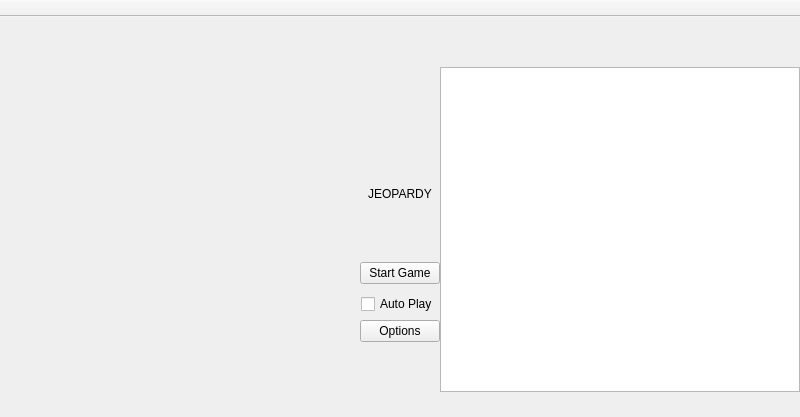
First picture: the form in Jeopardy/mainwindow.ui, repository Belgiumboy123/Jeopardy, before the edit.
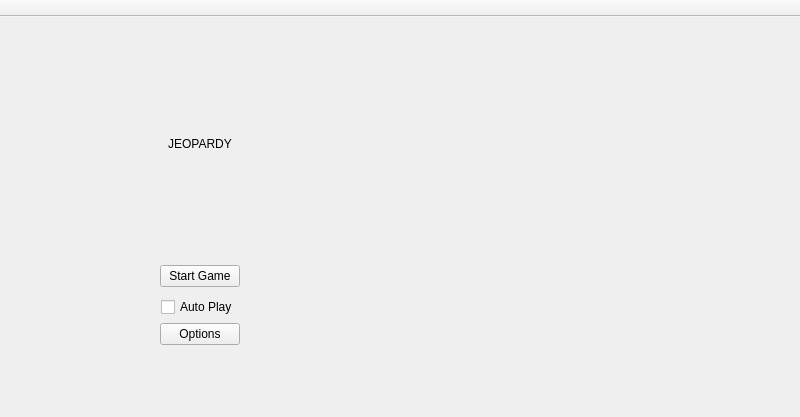
Second picture: the form after the edit. Custom widgets are drawn as their Qt base class.

Commit message:
The clue widget and table view are combined into one widget.
This new widget, GamePaneWidget, will handle everything about the
playing the game.  This is just by and large moving code out of
MainWindow and into this new widget.

This is just the first step in a large refactor to accommodate for
online play.

```diff
--- a/Jeopardy/mainwindow.ui
+++ b/Jeopardy/mainwindow.ui
@@ -51,28 +51,6 @@
     <property name="bottomMargin">
      <number>0</number>
     </property>
-    <item>
-     <widget class="QWidget" name="headerWidget" native="true">
-      <property name="sizePolicy">
-       <sizepolicy hsizetype="Preferred" vsizetype="Fixed">
-        <horstretch>0</horstretch>
-        <verstretch>0</verstretch>
-       </sizepolicy>
-      </property>
-      <property name="minimumSize">
-       <size>
-        <width>0</width>
-        <height>50</height>
-       </size>
-      </property>
-      <property name="maximumSize">
-       <size>
-        <width>16777215</width>
-        <height>50</height>
-       </size>
-      </property>
-     </widget>
-    </item>
     <item>
      <widget class="QWidget" name="mainFrame" native="true">
       <layout class="QHBoxLayout" name="horizontalLayout">
@@ -91,93 +69,6 @@
        <property name="bottomMargin">
         <number>0</number>
        </property>
-       <item>
-        <widget class="QWidget" name="clueWidget" native="true">
-         <property name="sizePolicy">
-          <sizepolicy hsizetype="Preferred" vsizetype="Preferred">
-           <horstretch>0</horstretch>
-           <verstretch>0</verstretch>
-          </sizepolicy>
-         </property>
-         <property name="minimumSize">
-          <size>
-           <width>0</width>
-           <height>0</height>
-          </size>
-         </property>
-         <layout class="QHBoxLayout" name="horizontalLayout_2">
-          <property name="spacing">
-           <number>0</number>
-          </property>
-          <property name="leftMargin">
-           <number>0</number>
-          </property>
-          <property name="topMargin">
-           <number>0</number>
-          </property>
-          <property name="rightMargin">
-           <number>0</number>
-          </property>
-          <property name="bottomMargin">
-           <number>0</number>
-          </property>
-          <item>
-           <spacer name="leftClueSpacer">
-            <property name="orientation">
-             <enum>Qt::Horizontal</enum>
-            </property>
-            <property name="sizeType">
-             <enum>QSizePolicy::MinimumExpanding</enum>
-            </property>
-            <property name="sizeHint" stdset="0">
-             <size>
-              <width>50</width>
-              <height>0</height>
-             </size>
-            </property>
-           </spacer>
-          </item>
-          <item>
-           <widget class="QLabel" name="clueLabel">
-            <property name="sizePolicy">
-             <sizepolicy hsizetype="Preferred" vsizetype="Preferred">
-              <horstretch>0</horstretch>
-              <verstretch>0</verstretch>
-             </sizepolicy>
-            </property>
-            <property name="minimumSize">
-             <size>
-              <width>0</width>
-              <height>0</height>
-             </size>
-            </property>
-            <property name="text">
-             <string/>
-            </property>
-            <property name="wordWrap">
-             <bool>true</bool>
-            </property>
-           </widget>
-          </item>
-          <item>
-           <spacer name="rightClueSpacer_2">
-            <property name="orientation">
-             <enum>Qt::Horizontal</enum>
-            </property>
-            <property name="sizeType">
-             <enum>QSizePolicy::MinimumExpanding</enum>
-            </property>
-            <property name="sizeHint" stdset="0">
-             <size>
-              <width>50</width>
-              <height>0</height>
-             </size>
-            </property>
-           </spacer>
-          </item>
-         </layout>
-        </widget>
-       </item>
        <item>
         <widget class="QWidget" name="pickGameWidget" native="true">
          <property name="sizePolicy">
@@ -285,33 +176,11 @@
         </widget>
        </item>
        <item>
-        <widget class="QTableView" name="tableView"/>
+        <widget class="GamePaneWidget" name="gamePaneWidget" native="true"/>
        </item>
       </layout>
      </widget>
     </item>
-    <item>
-     <widget class="QWidget" name="bottomWidget" native="true">
-      <property name="sizePolicy">
-       <sizepolicy hsizetype="Preferred" vsizetype="Fixed">
-        <horstretch>0</horstretch>
-        <verstretch>0</verstretch>
-       </sizepolicy>
-      </property>
-      <property name="minimumSize">
-       <size>
-        <width>0</width>
-        <height>25</height>
-       </size>
-      </property>
-      <property name="maximumSize">
-       <size>
-        <width>16777215</width>
-        <height>25</height>
-       </size>
-      </property>
-     </widget>
-    </item>
    </layout>
   </widget>
   <widget class="QToolBar" name="mainToolBar">
@@ -330,6 +199,14 @@
   </widget>
  </widget>
  <layoutdefault spacing="6" margin="11"/>
+ <customwidgets>
+  <customwidget>
+   <class>GamePaneWidget</class>
+   <extends>QWidget</extends>
+   <header>gamepanewidget.h</header>
+   <container>1</container>
+  </customwidget>
+ </customwidgets>
  <resources/>
  <connections/>
 </ui>
```
The commit also changes 7 other files.
